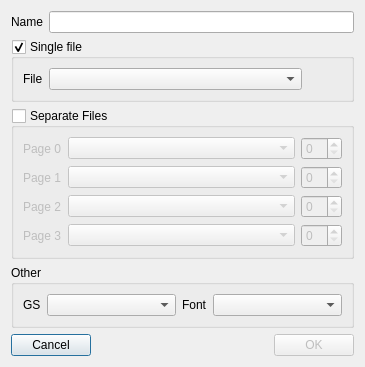
The window that ui/rsedit.ui (samstyle/Xpeccy) describes before a commit, drawn with Qt 5.
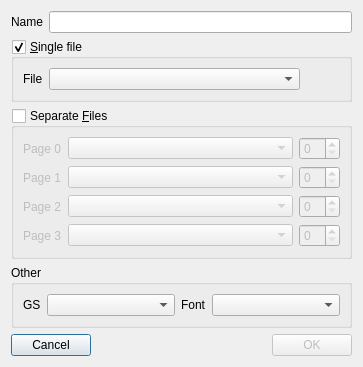
The same window after the commit. Icons and pictures are not drawn.

The edit to the form file:
```diff
--- a/ui/rsedit.ui
+++ b/ui/rsedit.ui
@@ -6,8 +6,8 @@
    <rect>
     <x>0</x>
     <y>0</y>
-    <width>365</width>
-    <height>324</height>
+    <width>363</width>
+    <height>331</height>
    </rect>
   </property>
   <property name="windowTitle">
@@ -31,7 +31,7 @@
    <item>
     <widget class="QGroupBox" name="rse_grp_single">
      <property name="title">
-      <string>Single file</string>
+      <string>&amp;Single file</string>
      </property>
      <property name="checkable">
       <bool>true</bool>
@@ -66,7 +66,7 @@
    <item>
     <widget class="QGroupBox" name="rse_grp_separate">
      <property name="title">
-      <string>Separate Files</string>
+      <string>Separate &amp;Files</string>
      </property>
      <property name="checkable">
       <bool>true</bool>
```
Left out of the diff: 6 changed lines with no effect on the pictures.
